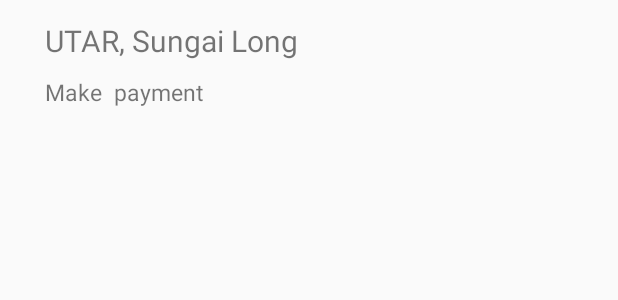
After one commit to kingchoo95/Note, an Android app: the layout search_place_custom_layout.xml on its own in the app's theme, with its tools: preview values and no code run, on a phone screen of 412 x 824 dp. The commit adds this screen. Shown: the top 300 px of the screen. Run offline under Robolectric (Android 15) with nearby library versions, the phone set to English and light mode, and no system bars.

Commit message:
added customListView

```diff
--- a/Noted/app/src/main/java/com/david/noted/MainActivity.java
+++ b/Noted/app/src/main/java/com/david/noted/MainActivity.java
@@ -71,7 +71,7 @@
 
         super.onCreate(savedInstanceState);
         setContentView(R.layout.activity_main);
-
+        titles.clear();
         if(ContextCompat.checkSelfPermission(this, Manifest.permission.ACCESS_FINE_LOCATION)!=PackageManager.PERMISSION_GRANTED){
             //aSK FOR PERMISSION
             ActivityCompat.requestPermissions(this, new String[]{Manifest.permission.ACCESS_FINE_LOCATION},1);
--- a/Noted/app/src/main/java/com/david/noted/NoteEditorActivity.java
+++ b/Noted/app/src/main/java/com/david/noted/NoteEditorActivity.java
@@ -447,6 +447,12 @@
                     SearchReminderActivity.titlesFilter.set(noteId, editTextTitle.getText().toString());
                     SearchReminderActivity.arrayAdapter.notifyDataSetChanged();
                 }
+                if(SearchPlaceActivity.customAdapter != null) {
+
+                    SearchPlaceActivity.titles.set(noteId, editTextTitle.getText().toString());
+                    SearchPlaceActivity.locations.set(noteId, dialogLocation.toString());
+                    SearchPlaceActivity.customAdapter.notifyDataSetChanged();
+                }
 
                 MainActivity.titles.set(noteId,editTextTitle.getText().toString());
                 MainActivity.arrayAdapter.notifyDataSetChanged();
--- /dev/null
+++ b/Noted/app/src/main/res/layout/search_place_custom_layout.xml
@@ -0,0 +1,26 @@
+<?xml version="1.0" encoding="utf-8"?>
+<RelativeLayout xmlns:android="http://schemas.android.com/apk/res/android"
+    android:orientation="vertical" android:layout_width="match_parent"
+    android:layout_height="match_parent">
+
+    <TextView
+        android:id="@+id/textViewPlaceId"
+        android:layout_width="wrap_content"
+        android:layout_height="wrap_content"
+        android:layout_marginStart="30dp"
+        android:layout_marginTop="13dp"
+        android:text="UTAR, Sungai Long"
+        android:textSize="20sp"
+        android:layout_alignParentTop="true"
+        android:layout_alignParentStart="true" />
+
+    <TextView
+        android:id="@+id/textViewTitleNameId"
+        android:layout_width="wrap_content"
+        android:layout_height="wrap_content"
+        android:layout_marginTop="10dp"
+        android:text="Make  payment"
+        android:textSize="15sp"
+        android:layout_below="@+id/textViewPlaceId"
+        android:layout_alignStart="@+id/textViewPlaceId" />
+</RelativeLayout>
```
Also changed, not shown: Noted/app/src/main/java/com/david/noted/SearchPlaceActivity.java (+43 -8 lines).
